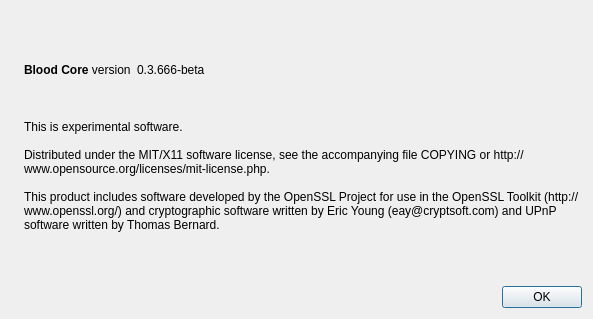
This is src/qt/forms/aboutdialog.ui in blood2/bloodcoin-0.9 as Qt 5 draws it before an edit. The edited form follows.
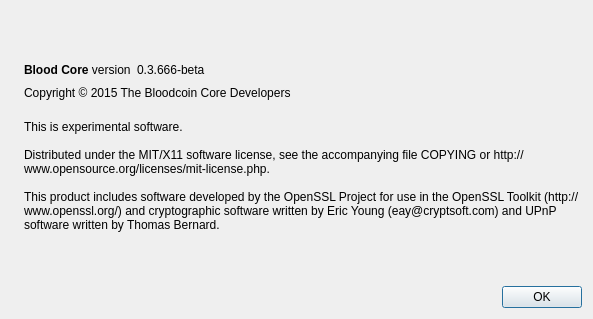
This is the edited form. Icons and pictures are not drawn.

```diff
--- a/src/qt/forms/aboutdialog.ui
+++ b/src/qt/forms/aboutdialog.ui
@@ -92,10 +92,20 @@
        </property>
        <property name="text">
         <string notr="true">Copyright &amp;copy; 2009-YYYY The Satoshi Nakamoto</string>
+       </property>
+       <property name="text">
         <string notr="true">Copyright &amp;copy; 2009-YYYY The Bitcoin Core Developers</string>
+       </property>
+       <property name="text">
         <string notr="true">Copyright &amp;copy; 2013-YYYY The Sitcoin Core Developers</string>
+       </property>
+       <property name="text">
         <string notr="true">Copyright &amp;copy; 2013-YYYY The Quark Core Developers</string>
+       </property>
+       <property name="text">
         <string notr="true">Copyright &amp;copy; 2015 The Sharkcoin Core Developers</string>
+       </property>
+       <property name="text">
         <string notr="true">Copyright &amp;copy; 2015 The Bloodcoin Core Developers</string>
        </property>
        <property name="textFormat">
```
